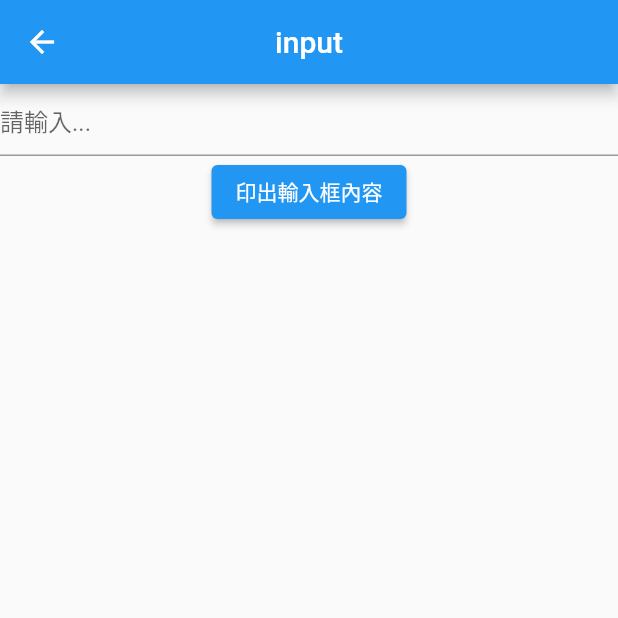
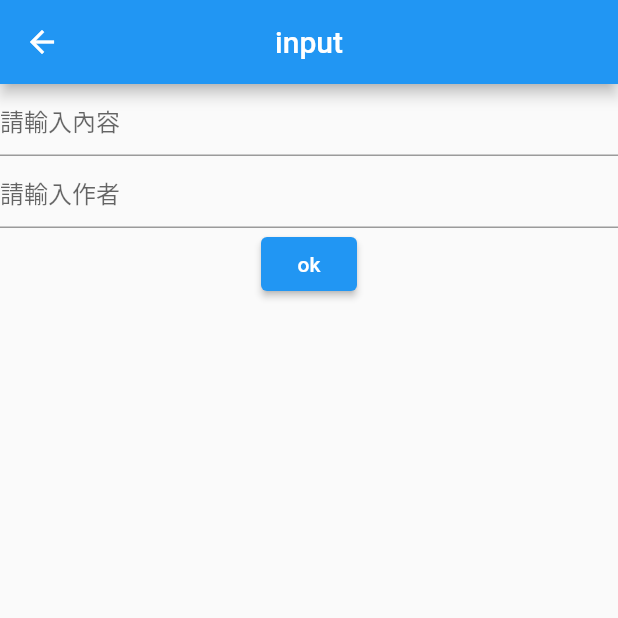
Before and after one commit to flora0110/flutter_project, a Flutter app: the screen it shows after launch, after a tap on the "add" icon, on a phone screen of 412 x 824 dp, the top half of it. Run offline on Flutter 3.47's test engine with Material 2 defaults, Android fonts, the phone set to English and light mode, and no system bars.

Commit message:
delete bug

```diff
--- a/memo/lib/pages/home.dart
+++ b/memo/lib/pages/home.dart
@@ -23,7 +23,7 @@ class _State extends State<Home> {
       dynamic routeArgs = route.settings.arguments;
       if(routeArgs!=null){
         print(routeArgs["text"]);
-        quotes.add(Quote(author: 'Oscar Wilde', text:routeArgs["text"]));
+        quotes.add(Quote(author: routeArgs["author"], text:routeArgs["text"]));
       }
 
     }
--- a/memo/lib/pages/input.dart
+++ b/memo/lib/pages/input.dart
@@ -8,7 +8,9 @@ class Input extends StatefulWidget {
 }
 
 class _InputState extends State<Input> {
-  final TextEditingController myController = new TextEditingController();
+  final TextEditingController textController = new TextEditingController();
+  final TextEditingController authorController = new TextEditingController();
+
   @override
   Widget build(BuildContext context) {
     return Scaffold(
@@ -20,15 +22,20 @@ class _InputState extends State<Input> {
           child: Column(
             children: <Widget>[
               TextField(
-                controller: myController,
-                decoration: InputDecoration(hintText: '請輸入...'),
+                controller: textController,
+                decoration: InputDecoration(hintText: '請輸入內容'),
+              ),
+              TextField(
+                controller: authorController,
+                decoration: InputDecoration(hintText: '請輸入作者'),
               ),
               ElevatedButton(
-                child: Text('印出輸入框內容'),
+                child: Text('ok'),
                 //onPressed: btnEvent,
                 onPressed: (){
                   Navigator.pushReplacementNamed(context, '/', arguments: {
-                    'text' : myController.text
+                    'text' : textController.text,
+                    'author':authorController.text
                   });
                 },
               )
@@ -38,14 +45,5 @@ class _InputState extends State<Input> {
 
     );
   }
-  void btnEvent() {
-    if(myController.text==''){
-      Navigator.pushReplacementNamed(context, '/home');
-    }
-    String t = myController.text;
-    Navigator.pushReplacementNamed(context, '/home', arguments: {
-      'text' : t
-    });
-    print(myController.text);
-  }
+
 }
```
